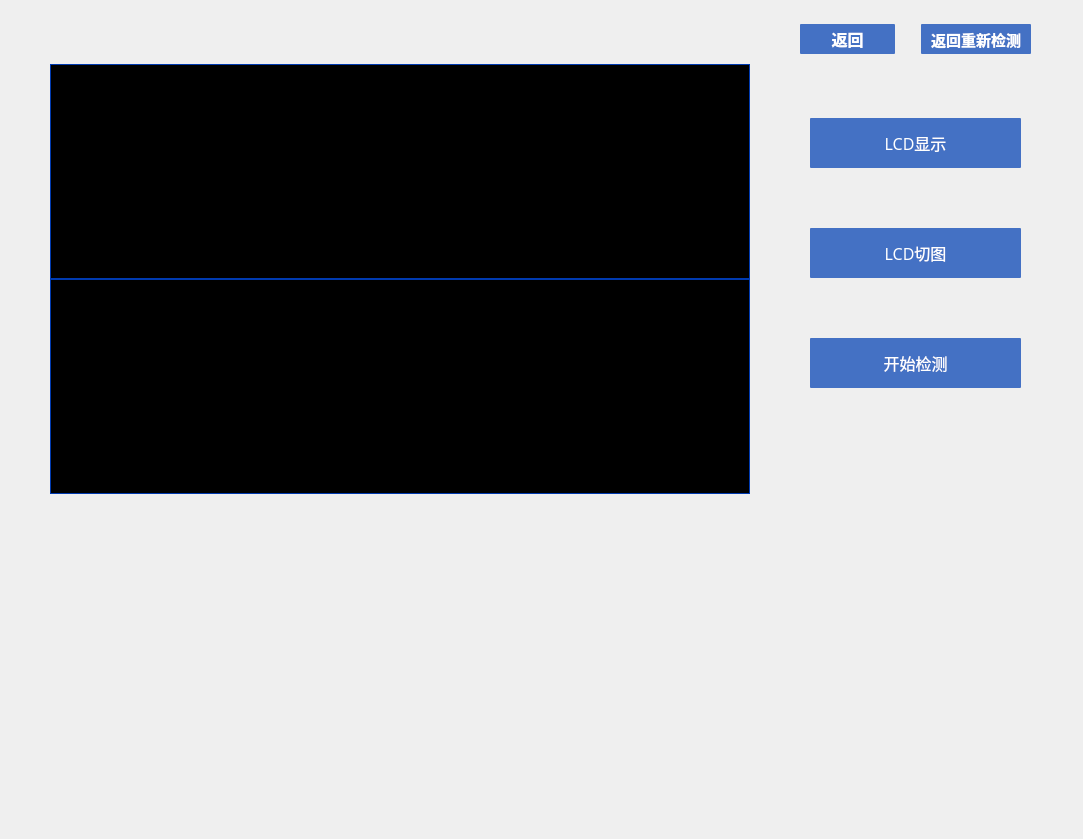
This is main_page/screencheck.ui in jaueone/Magnetic as Qt 5 draws it before an edit. The edited form follows.
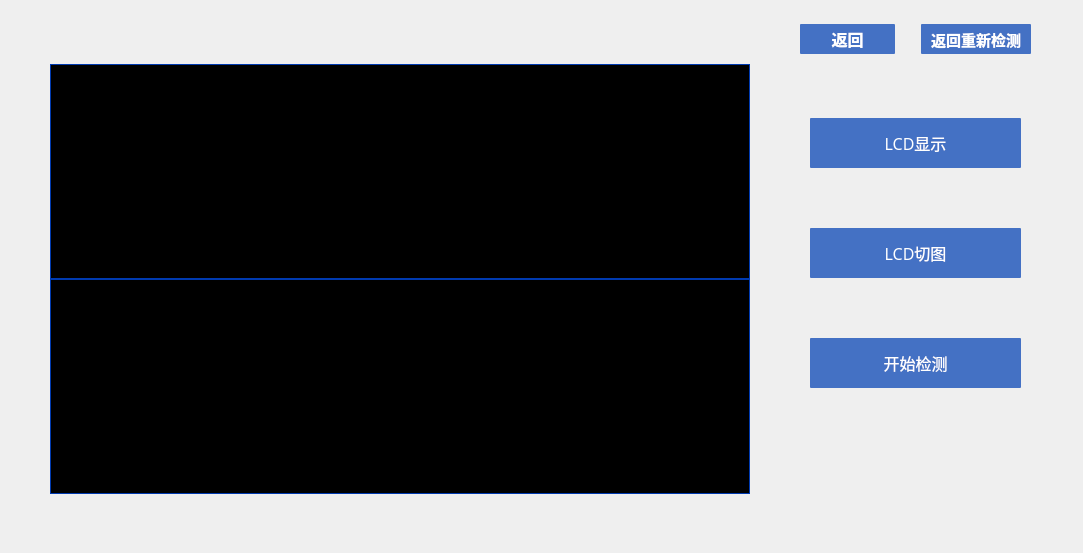
This is the edited form. Icons and pictures are not drawn.

What changed in the file:
```diff
--- a/main_page/screencheck.ui
+++ b/main_page/screencheck.ui
@@ -7,7 +7,7 @@
     <x>0</x>
     <y>0</y>
     <width>1083</width>
-    <height>839</height>
+    <height>553</height>
    </rect>
   </property>
   <property name="windowTitle">
```
